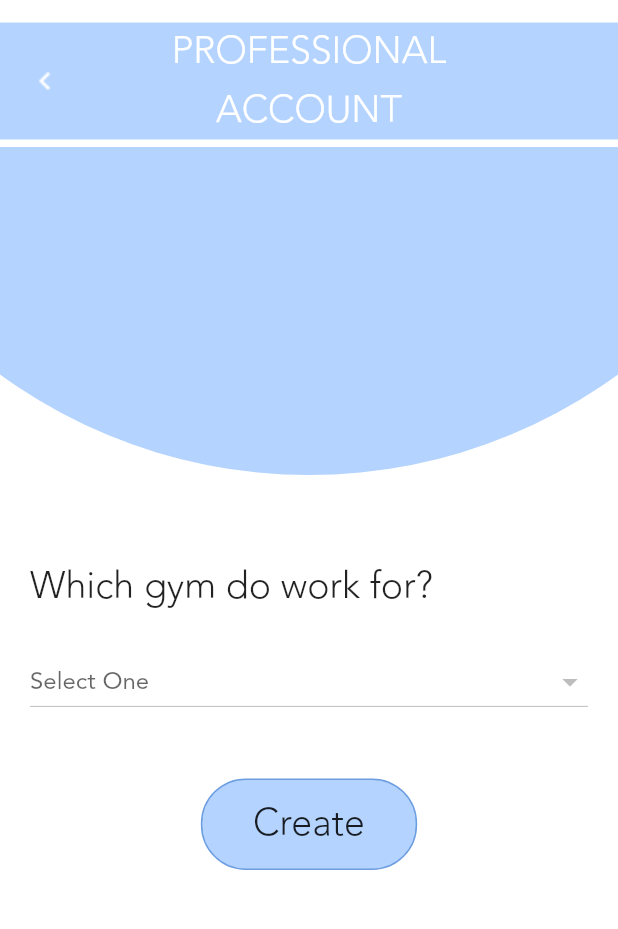
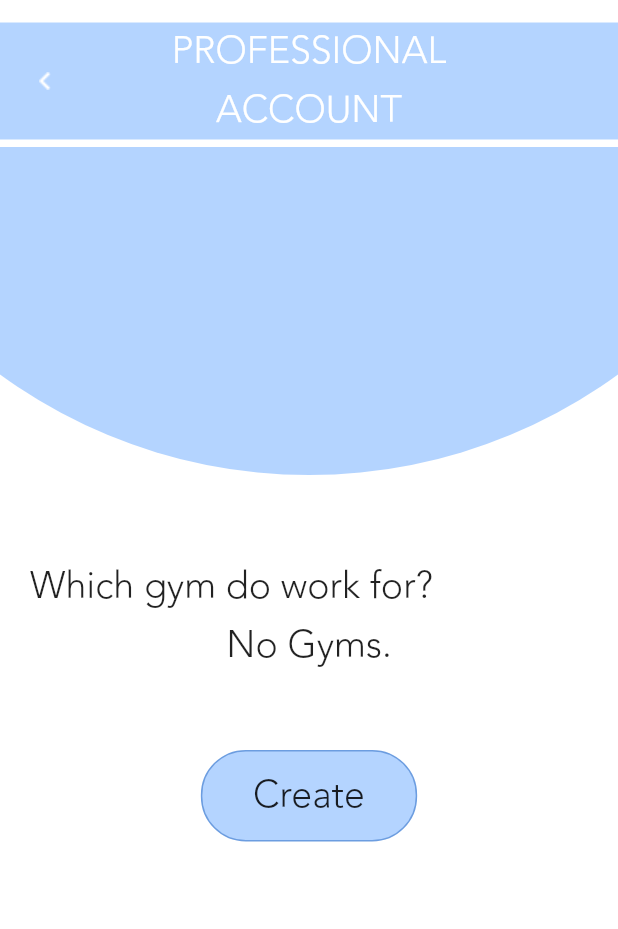
Before and after one commit to HollyThackwray/Healthy-Me, a Flutter app: the GetProfAccScreen screen opened directly, on a phone screen of 412 x 824 dp, the part 243-1172 px from its top. Run offline on Flutter 3.47's test engine with Material 2 defaults, Android fonts, the phone set to English and light mode, and no system bars; our stand-ins replace auto_size_text, cloud_firestore, firebase_auth, firebase_core, firebase_storage, flutter_image_compress and 7 more; missing offline and left inert: charts_painter, paged_vertical_calendar; accounts and stored records are empty.

Commit message:
gym selection added

```diff
--- /dev/null
+++ b/lib/models/gym_model.dart
@@ -0,0 +1,62 @@
+import 'dart:convert';
+
+import 'package:flutter/foundation.dart';
+
+class GymModel {
+  final String? gymId;
+  final String? name;
+  final List<String> gymUsers;
+  GymModel({
+    this.gymId,
+    this.name,
+    required this.gymUsers,
+  });
+
+  GymModel copyWith({
+    String? gymId,
+    String? name,
+    List<String>? gymUsers,
+  }) {
+    return GymModel(
+      gymId: gymId ?? this.gymId,
+      name: name ?? this.name,
+      gymUsers: gymUsers ?? this.gymUsers,
+    );
+  }
+
+  Map<String, dynamic> toMap() {
+    return {
+      'gymId': gymId,
+      'name': name,
+      'gymUsers': gymUsers,
+    };
+  }
+
+  factory GymModel.fromMap(Map<String, dynamic> map) {
+    return GymModel(
+      gymId: map['gymId'],
+      name: map['name'],
+      gymUsers: List<String>.from(map['gymUsers']),
+    );
+  }
+
+  String toJson() => json.encode(toMap());
+
+  factory GymModel.fromJson(String source) => GymModel.fromMap(json.decode(source));
+
+  @override
+  String toString() => 'GymModel(gymId: $gymId, name: $name, gymUsers: $gymUsers)';
+
+  @override
+  bool operator ==(Object other) {
+    if (identical(this, other)) return true;
+
+    return other is GymModel &&
+      other.gymId == gymId &&
+      other.name == name &&
+      listEquals(other.gymUsers, gymUsers);
+  }
+
+  @override
+  int get hashCode => gymId.hashCode ^ name.hashCode ^ gymUsers.hashCode;
+}
--- a/lib/models/user_model.dart
+++ b/lib/models/user_model.dart
@@ -11,6 +11,7 @@ class UserModel {
   final String? profilePic;
   final String? lastName;
   final String? userId;
+  final bool? professionalAccount;
   final List<CurrentPlanModel>? currentProgram;
   final bool? notifications;
   UserModel({
@@ -20,6 +21,7 @@ class UserModel {
     this.profilePic,
     this.lastName,
     this.userId,
+    this.professionalAccount,
     this.currentProgram,
     this.notifications,
   });
@@ -31,6 +33,7 @@ class UserModel {
     String? profilePic,
     String? lastName,
     String? userId,
+    bool? professionalAccount,
     List<CurrentPlanModel>? currentProgram,
     bool? notifications,
   }) {
@@ -41,6 +44,7 @@ class UserModel {
       profilePic: profilePic ?? this.profilePic,
       lastName: lastName ?? this.lastName,
       userId: userId ?? this.userId,
+      professionalAccount: professionalAccount ?? this.professionalAccount,
       currentProgram: currentProgram ?? this.currentProgram,
       notifications: notifications ?? this.notifications,
     );
@@ -54,6 +58,7 @@ class UserModel {
       'profilePic': profilePic,
       'lastName': lastName,
       'userId': userId,
+      'professionalAccount': professionalAccount,
       'currentProgram': currentProgram?.map((x) => x.toMap()).toList(),
       'notifications': notifications,
     };
@@ -67,6 +72,7 @@ class UserModel {
       profilePic: map['profilePic'],
       lastName: map['lastName'],
       userId: map['userId'],
+      professionalAccount: map['professionalAccount'],
       currentProgram: List<CurrentPlanModel>.from(map['currentProgram']?.map((x) => CurrentPlanModel.fromMap(x))),
       notifications: map['notifications'],
     );
@@ -78,7 +84,7 @@ class UserModel {
 
   @override
   String toString() {
-    return 'UserModel(username: $username, email: $email, firstName: $firstName, profilePic: $profilePic, lastName: $lastName, userId: $userId, currentProgram: $currentProgram, notifications: $notifications)';
+    return 'UserModel(username: $username, email: $email, firstName: $firstName, profilePic: $profilePic, lastName: $lastName, userId: $userId, professionalAccount: $professionalAccount, currentProgram: $currentProgram, notifications: $notifications)';
   }
 
   @override
@@ -92,6 +98,7 @@ class UserModel {
       other.profilePic == profilePic &&
       other.lastName == lastName &&
       other.userId == userId &&
+      other.professionalAccount == professionalAccount &&
       listEquals(other.currentProgram, currentProgram) &&
       other.notifications == notifications;
   }
@@ -104,6 +111,7 @@ class UserModel {
       profilePic.hashCode ^
       lastName.hashCode ^
       userId.hashCode ^
+      professionalAccount.hashCode ^
       currentProgram.hashCode ^
       notifications.hashCode;
   }
--- a/lib/providers/firebase_provider.dart
+++ b/lib/providers/firebase_provider.dart
@@ -137,6 +137,7 @@ class FirebaseProvider extends BaseProvider {
       currentProgram: [],
       firstName: fName,
       lastName: lName,
+      professionalAccount: false,
       profilePic: null,
       email: email,
       userId: _user!.uid,
--- a/lib/screens/getProfAcc/get_prof_acc_screen.dart
+++ b/lib/screens/getProfAcc/get_prof_acc_screen.dart
@@ -1,10 +1,15 @@
+import 'package:cloud_firestore/cloud_firestore.dart';
 import 'package:flutter/material.dart';
 import 'package:get/get.dart';
+import 'package:hollythackwray/models/gym_model.dart';
+import 'package:hollythackwray/providers/firebase_provider.dart';
 import 'package:hollythackwray/res/app_colors.dart';
 import 'package:hollythackwray/res/app_constants.dart';
+import 'package:hollythackwray/res/platform_dialogue.dart';
 import 'package:hollythackwray/screens/notPurchasedJournel/not_purchased_journel_screen.dart';
 import 'package:hollythackwray/widgets/button_widget.dart';
 import 'package:hollythackwray/widgets/top_banner_sub_heading_widget.dart';
+import 'package:provider/provider.dart';
 
 class GetProfAccScreen extends StatefulWidget {
   GetProfAccScreen({Key? key}) : super(key: key);
@@ -14,11 +19,13 @@ class GetProfAccScreen extends StatefulWidget {
 }
 
 class _GetProfAccScreenState extends State<GetProfAccScreen> {
+  GymModel? selectedGym;
   @override
   Widget build(BuildContext context) {
     Size size = MediaQuery.of(context).size;
+    return Consumer<FirebaseProvider>(
+      builder: (context, value, child) {
         return Scaffold(
-
           body: SingleChildScrollView(
             child: Column(
               crossAxisAlignment: CrossAxisAlignment.start,
@@ -44,25 +51,69 @@ class _GetProfAccScreenState extends State<GetProfAccScreen> {
                     style: AppConstants.buttonTextStyle,
                   ),
                 ),
-            Padding(
+                StreamBuilder<QuerySnapshot>(
+                    stream: FirebaseFirestore.instance.collection('gyms').snapshots(),
+                    builder: (context, snapshot) {
+                      if (snapshot.hasError) {
+                        return Text('Something went wrong');
+                      }
+
+                      if (snapshot.connectionState == ConnectionState.waiting) {
+                        return Container(
+                          height: size.height * 0.3,
+                          child: Center(
+                            child: CircularProgressIndicator(),
+                          ),
+                        );
+                      }
+                      if (snapshot.data!.docs.length == 0) {
+                        return Center(
+                          child: Text("No Gyms.", style: AppConstants.labelStyle),
+                        );
+                      }
+                      return Padding(
                         padding: EdgeInsets.symmetric(
                           horizontal: 20,
                           vertical: 20,
                         ),
-              child: DropdownButton(
-                items: [],
+                        child: DropdownButton<GymModel>(
+                          items: snapshot.data!.docs.map((e) {
+                            GymModel gym = GymModel.fromMap(e.data() as Map<String, dynamic>);
+                            return DropdownMenuItem<GymModel>(
+                                value: gym,
+                                child: ListTile(
+                                  tileColor: Theme.of(context).primaryColor,
+                                  title: Text(
+                                    gym.name!,
+                                    style: AppConstants.switchProfAccStyle,
+                                  ),
+                                ));
+                          }).toList(),
                           isExpanded: true,
                           hint: Text('Select One'),
+                          value: selectedGym,
+                          onChanged: (value) {
+                            setState(() {
+                              selectedGym = value;
+                            });
+                          },
                         ),
-            ),
+                      );
+                    }),
                 SizedBox(
-              height: 20,
+                  height: 50,
                 ),
                 Center(
                   child: ButtonWidget(
                     size: size,
-                onTap: () {
+                    onTap: () async {
+                      if (selectedGym != null) {
+                        await FirebaseFirestore.instance.collection('users').doc(value.user!.userId!).update({
+                          'professionalAccount': true,
+                        });
                         Get.to(() => NotPurchasedJournelScreen());
+                      } else
+                        showPlatformDialogue(title: 'Please Select a gym');
                     },
                     title: 'Create',
                     isTransparent: false,
@@ -72,5 +123,7 @@ class _GetProfAccScreenState extends State<GetProfAccScreen> {
             ),
           ),
         );
+      },
+    );
   }
 }
```
Also changed, not shown: lib/res/app_constants.dart (line endings or trailing spaces). Lines whose indentation alone changed are shown as unchanged.
